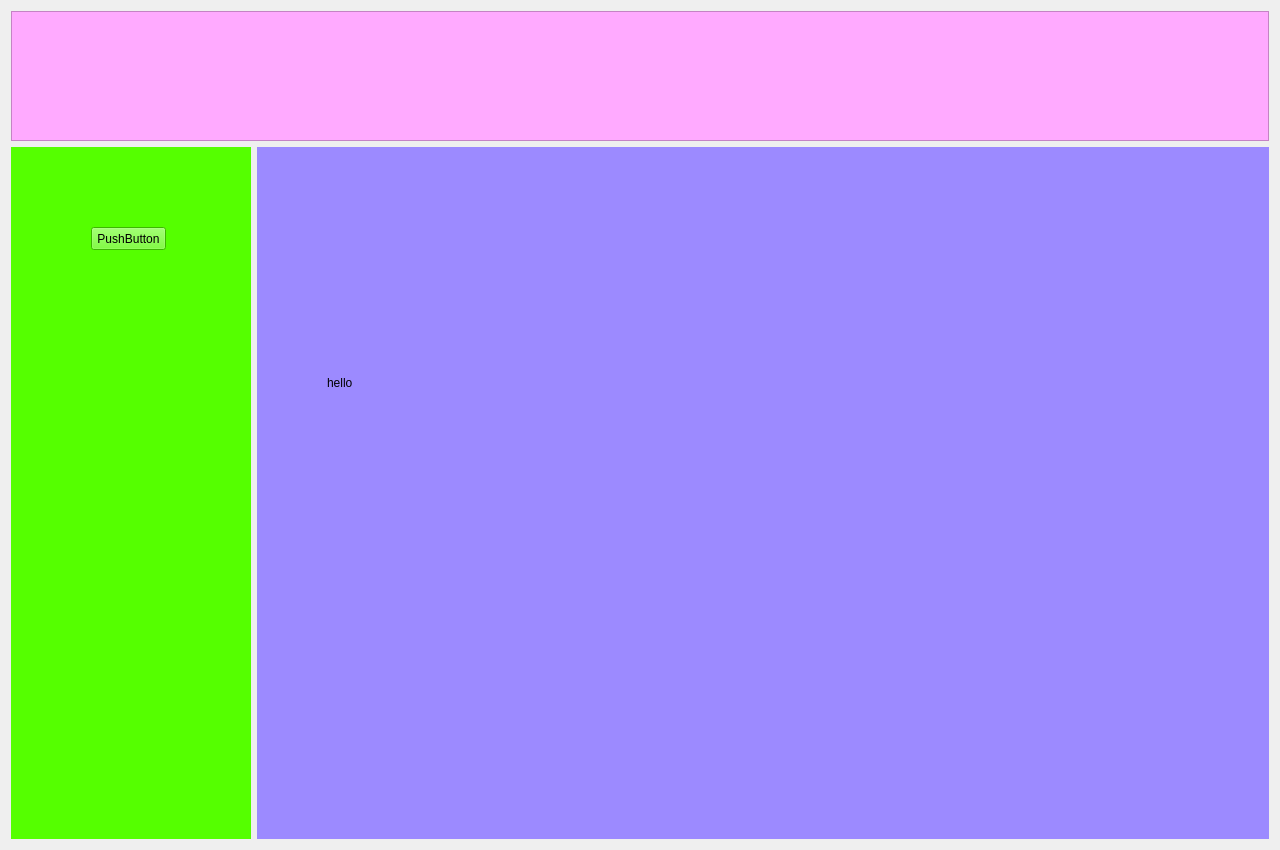
The window that ui/Forms/MainForm.ui (tanyiqu/CryptoKing) describes before a commit, drawn with Qt 5.
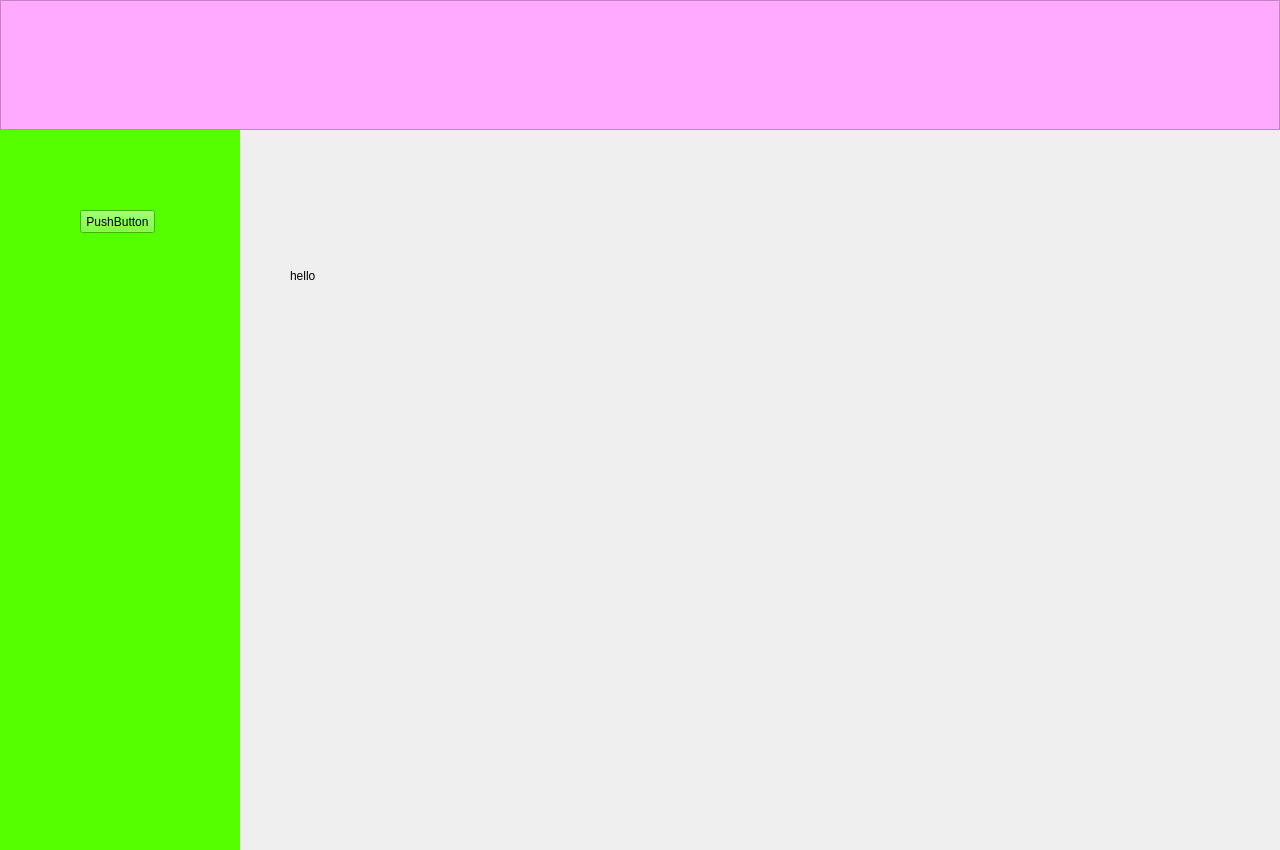
The same window after the commit.

The edit to the form file:
```diff
--- a/ui/Forms/MainForm.ui
+++ b/ui/Forms/MainForm.ui
@@ -14,6 +14,21 @@
    <string>CryptoKing</string>
   </property>
   <layout class="QGridLayout" name="gridLayout">
+   <property name="leftMargin">
+    <number>0</number>
+   </property>
+   <property name="topMargin">
+    <number>0</number>
+   </property>
+   <property name="rightMargin">
+    <number>0</number>
+   </property>
+   <property name="bottomMargin">
+    <number>0</number>
+   </property>
+   <property name="spacing">
+    <number>0</number>
+   </property>
    <item row="0" column="0" colspan="2">
     <widget class="QFrame" name="frame">
      <property name="minimumSize">
@@ -68,7 +83,7 @@
       </size>
      </property>
      <property name="styleSheet">
-      <string notr="true">background-color: rgb(156, 138, 255);</string>
+      <string notr="true"/>
      </property>
      <property name="currentIndex">
       <number>0</number>
@@ -77,8 +92,8 @@
       <widget class="QLabel" name="label">
        <property name="geometry">
         <rect>
-         <x>70</x>
-         <y>140</y>
+         <x>50</x>
+         <y>50</y>
          <width>551</width>
          <height>191</height>
         </rect>
```
